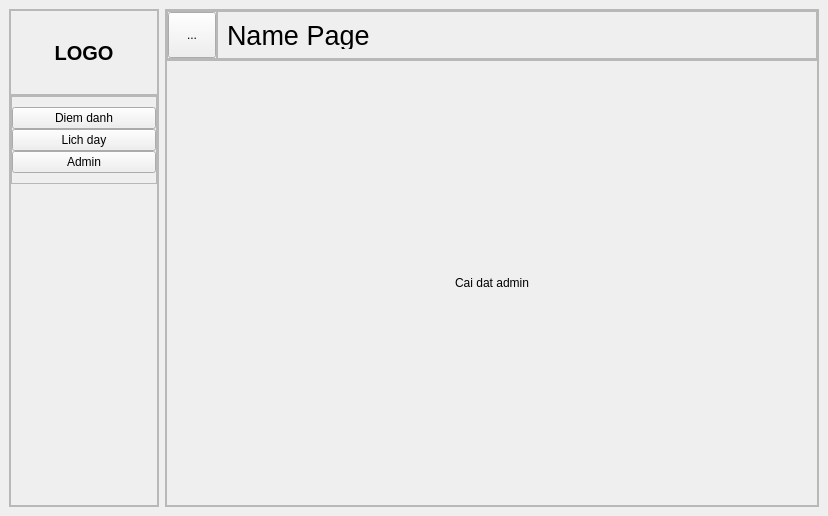
LapNguyenn/CheckAttend, file widget.ui: the form before one commit.
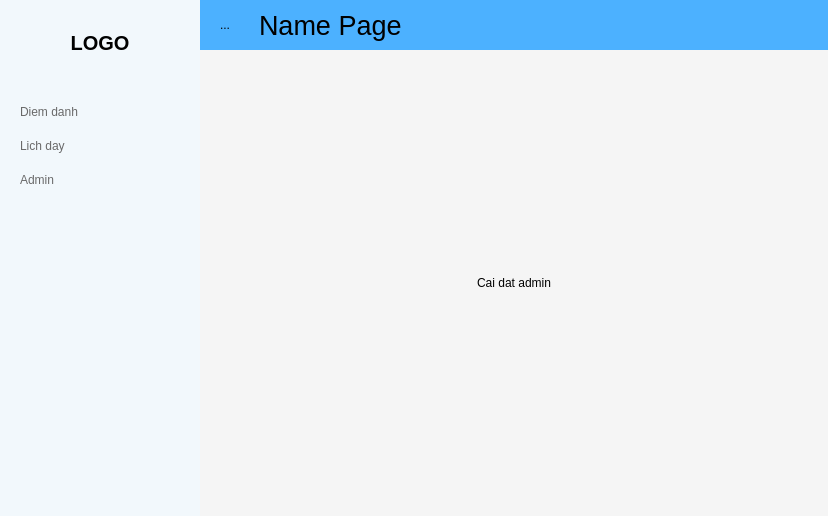
The form after the commit. The open tabs and pages were chosen to show the change. Icons and pictures are not drawn.

```diff
--- a/widget.ui
+++ b/widget.ui
@@ -13,6 +13,53 @@
   <property name="windowTitle">
    <string>Widget</string>
   </property>
+  <property name="styleSheet">
+   <string notr="true">*{
+	border: none;
+	background-color: transparent;
+}
+QPushButton
+{
+	background-color: transparent;
+	color: dimgray;
+	padding: 10px;
+	padding-left: 20px;
+	border-radius: 20px;
+	text-align: left
+}
+
+
+QPushButton::disabled
+{
+	background-color: #5c5c5c;
+
+}
+
+
+QPushButton::hover
+{
+	background-color: lightcyan;
+
+}
+
+
+QPushButton::pressed
+{
+	background-color: dodgerblue;
+
+}
+#page_main{
+	background-color: whitesmoke;
+}
+#header{
+	background-color: #4cb1ff;
+	color: #020f13;
+}
+#sideBar{
+	background-color: #f2f8fc;
+	color: #4a4b4b;
+}</string>
+  </property>
   <layout class="QGridLayout" name="gridLayout">
    <property name="leftMargin">
     <number>0</number>
@@ -43,17 +90,32 @@
      </widget>
      <widget class="QWidget" name="page_main">
       <layout class="QHBoxLayout" name="horizontalLayout">
+       <property name="spacing">
+        <number>0</number>
+       </property>
+       <property name="leftMargin">
+        <number>0</number>
+       </property>
+       <property name="topMargin">
+        <number>0</number>
+       </property>
+       <property name="rightMargin">
+        <number>0</number>
+       </property>
+       <property name="bottomMargin">
+        <number>0</number>
+       </property>
        <item alignment="Qt::AlignLeft">
         <widget class="QFrame" name="sideBar">
          <property name="minimumSize">
           <size>
-           <width>150</width>
+           <width>200</width>
            <height>0</height>
           </size>
          </property>
          <property name="maximumSize">
           <size>
-           <width>150</width>
+           <width>200</width>
            <height>16777215</height>
           </size>
          </property>
@@ -193,6 +255,16 @@
                   <property name="text">
                    <string>Diem danh</string>
                   </property>
+                  <property name="icon">
+                   <iconset resource="src.qrc">
+                    <normaloff>:/assets/icons/user-check.svg</normaloff>:/assets/icons/user-check.svg</iconset>
+                  </property>
+                  <property name="iconSize">
+                   <size>
+                    <width>24</width>
+                    <height>24</height>
+                   </size>
+                  </property>
                  </widget>
                 </item>
                 <item>
@@ -200,6 +272,16 @@
                   <property name="text">
                    <string>Lich day</string>
                   </property>
+                  <property name="icon">
+                   <iconset resource="src.qrc">
+                    <normaloff>:/assets/icons/calendar.svg</normaloff>:/assets/icons/calendar.svg</iconset>
+                  </property>
+                  <property name="iconSize">
+                   <size>
+                    <width>24</width>
+                    <height>24</height>
+                   </size>
+                  </property>
                  </widget>
                 </item>
                 <item>
@@ -207,6 +289,16 @@
                   <property name="text">
                    <string>Admin</string>
                   </property>
+                  <property name="icon">
+                   <iconset resource="src.qrc">
+                    <normaloff>:/assets/icons/settings.svg</normaloff>:/assets/icons/settings.svg</iconset>
+                  </property>
+                  <property name="iconSize">
+                   <size>
+                    <width>24</width>
+                    <height>24</height>
+                   </size>
+                  </property>
                  </widget>
                 </item>
                </layout>
@@ -328,6 +420,16 @@
                   <property name="text">
                    <string>...</string>
                   </property>
+                  <property name="icon">
+                   <iconset resource="src.qrc">
+                    <normaloff>:/assets/icons/align-justify.svg</normaloff>:/assets/icons/align-justify.svg</iconset>
+                  </property>
+                  <property name="iconSize">
+                   <size>
+                    <width>24</width>
+                    <height>24</height>
+                   </size>
+                  </property>
                  </widget>
                 </item>
                </layout>
```
Left out of the diff: 16 changed lines with no effect on the pictures.
